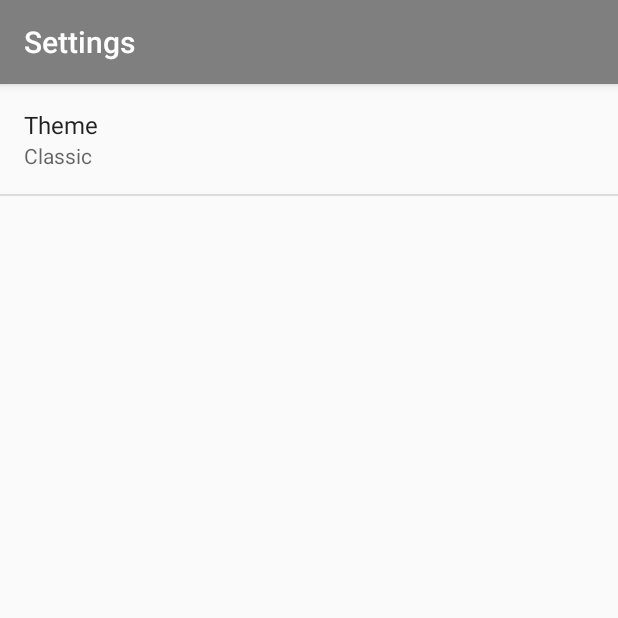
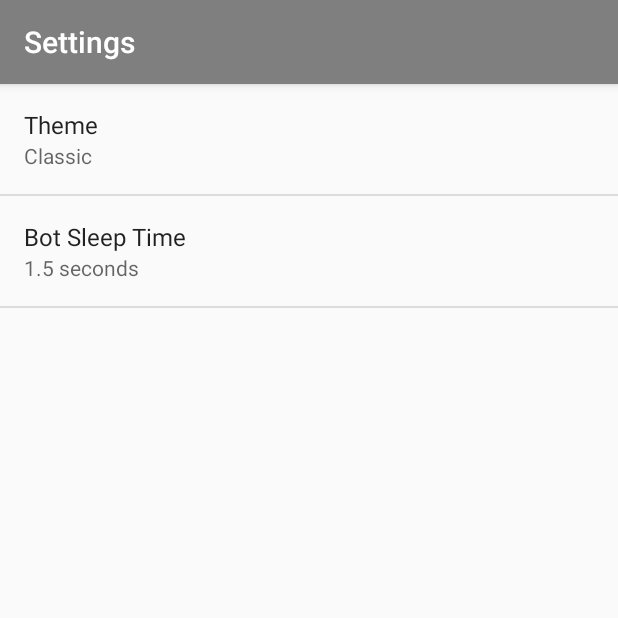
Before and after one commit to kuhrusty/Micropulease, an Android app: the PlayGameActivity screen opened directly, with no data from a screen before it, after a tap on an icon or button, on a phone screen of 412 x 824 dp, the top half of it. Run offline under Robolectric (Android 15) with nearby library versions, the phone set to English and light mode, and no system bars.

Commit message:
Issue #5: make bot sleep time configurable.

```diff
--- a/app/src/main/java/com/kuhrusty/micropul/PlayGameActivity.java
+++ b/app/src/main/java/com/kuhrusty/micropul/PlayGameActivity.java
@@ -465,6 +465,11 @@ Player switchingToPlayer = (currentPlayer == Owner.P1) ? game.getPlayer1() : gam
         //  Has our renderer changed?
         SharedPreferences sp = PreferenceManager.getDefaultSharedPreferences(this);
         if (sp != null) {
+            try {
+                botSleepTimeMS = Long.parseLong(sp.getString("PREF_BOT_SLEEP", "1500"));
+            } catch (NumberFormatException nfe) {
+                Log.e(LOGBIT, "got NumberFormatException", nfe);
+            }
             String prefRenderer = (rendererName != null) ? rendererName :
                     sp.getString(StartGameActivity.PREF_RENDERER, "classic_renderer_name");
             getOrCreateRenderer(prefRenderer);
--- a/app/src/main/res/values/strings.xml
+++ b/app/src/main/res/values/strings.xml
@@ -36,6 +36,27 @@
         <item>@string/stick_mud_renderer_name</item>
         <item>@string/stick_mud2_renderer_name</item>
     </string-array>
+
+    <string name="pref_bot_sleep_label">Bot Sleep Time</string>
+    <string-array name="bot_sleep_values">
+        <item>0</item>
+        <item>500</item>
+        <item>1000</item>
+        <item>1500</item>
+        <item>2000</item>
+        <item>3000</item>
+        <item>5000</item>
+    </string-array>
+    <string-array name="bot_sleep_labels">
+        <item>None</item>
+        <item>0.5 seconds</item>
+        <item>1 second</item>
+        <item>1.5 seconds</item>
+        <item>2 seconds</item>
+        <item>3 seconds</item>
+        <item>5 seconds</item>
+    </string-array>
+    <string name="pref_bot_sleep_dflt">1500</string>
 
     <string name="switch_player_title">Swap Device</string>
     <!--
--- a/app/src/main/res/xml/preferences.xml
+++ b/app/src/main/res/xml/preferences.xml
@@ -8,4 +8,11 @@
         android:entryValues="@array/renderer_names"
         android:defaultValue="@string/classic_renderer_name"/>
 
+    <ListPreference
+        android:key="PREF_BOT_SLEEP"
+        android:title="@string/pref_bot_sleep_label"
+        android:entries="@array/bot_sleep_labels"
+        android:entryValues="@array/bot_sleep_values"
+        android:defaultValue="@string/pref_bot_sleep_dflt"/>
+
     </PreferenceScreen>
```
Also changed, not shown: 1 other file.
